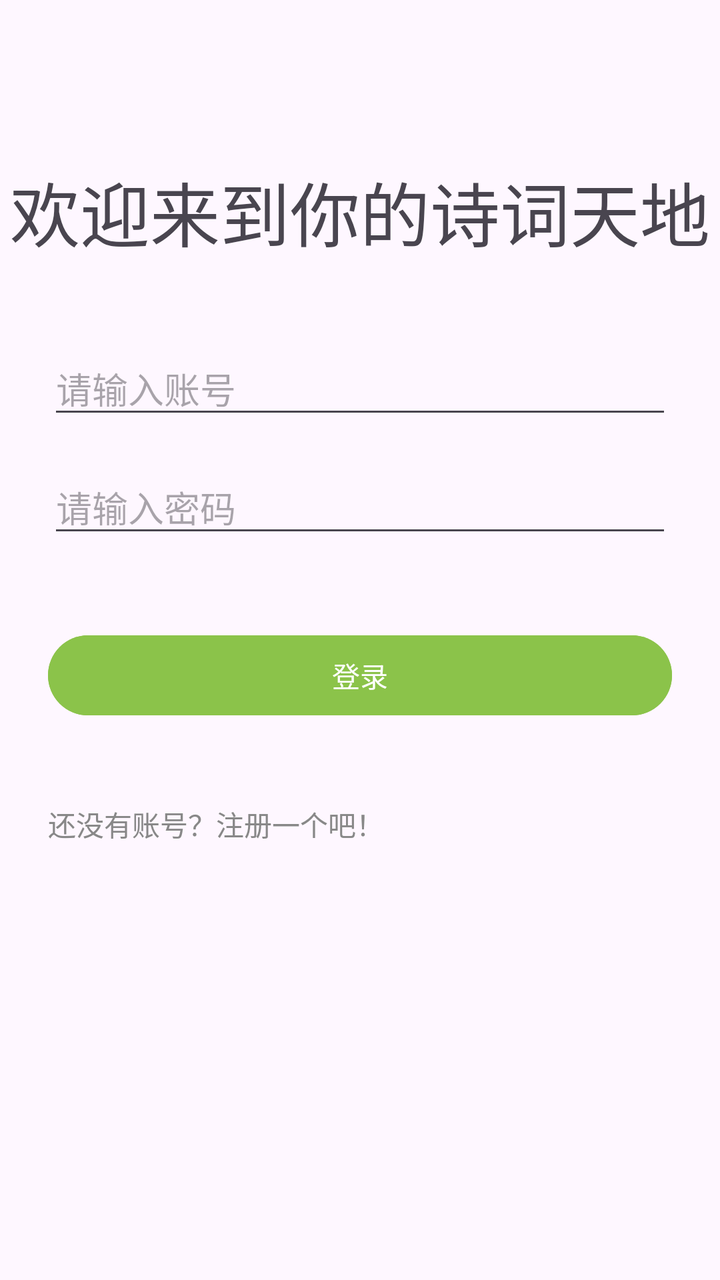
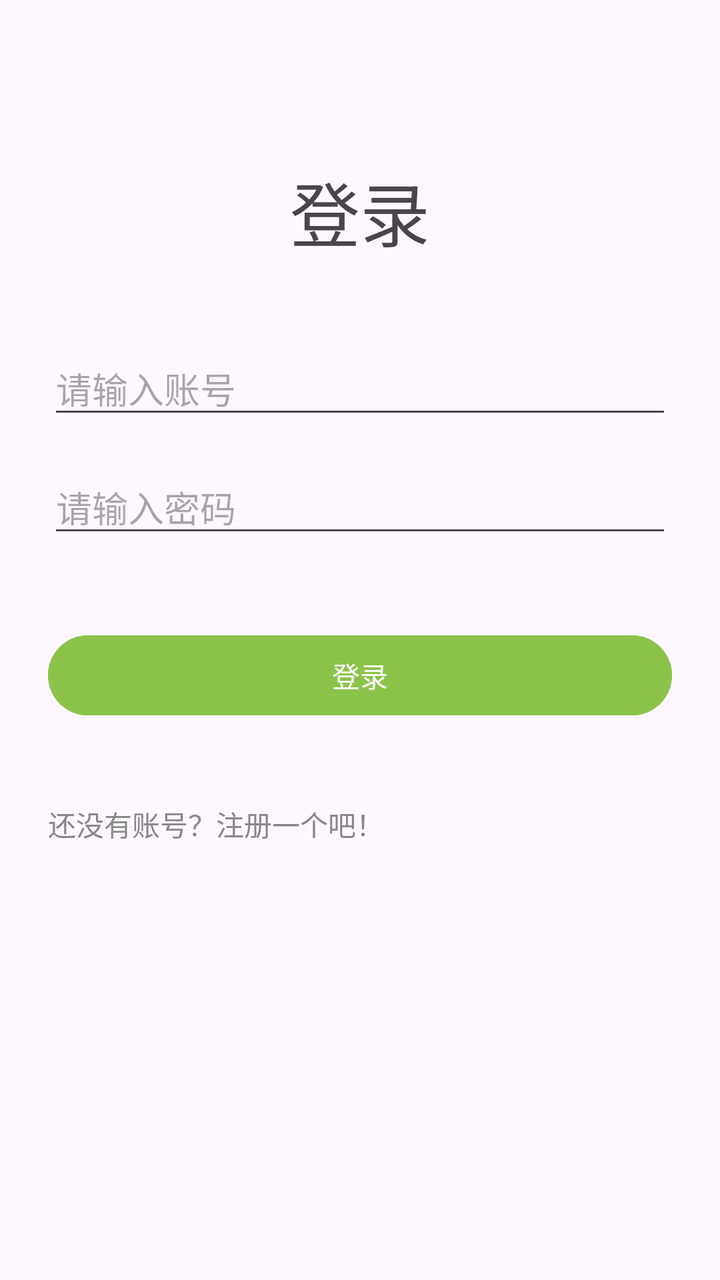

The first picture is an Android layout as it rendered before a commit; the second is the same layout after the commit. The layout source and the unified diff follow.
<!-- AndroidManifest.xml: application theme Theme.PoemApp -->
<!-- res/layout/login.xml -->
<?xml version="1.0" encoding="utf-8"?>
<androidx.constraintlayout.widget.ConstraintLayout xmlns:android="http://schemas.android.com/apk/res/android"
    xmlns:app="http://schemas.android.com/apk/res-auto"
    xmlns:tools="http://schemas.android.com/tools"
    android:id="@+id/main"
    android:layout_width="match_parent"
    android:layout_height="match_parent"
    tools:context=".login.Login">

    <TextView
        android:id="@+id/loginTitle"
        android:layout_width="0dp"
        android:layout_height="wrap_content"
        app:layout_constraintStart_toStartOf="parent"
        app:layout_constraintEnd_toEndOf="parent"
        android:layout_marginTop="80dp"
        android:text="欢迎来到你的诗词天地"
        android:textSize="35sp"
        app:layout_constraintTop_toTopOf="parent"
        android:gravity="center"/>

    <EditText
    android:layout_width="0dp"
    android:layout_height="wrap_content"
    android:id="@+id/etAccount"
    android:hint="请输入账号"
    app:layout_constraintStart_toStartOf="parent"
    app:layout_constraintEnd_toEndOf="parent"
    android:layout_marginStart="24dp"
    android:layout_marginEnd="24dp"
    app:layout_constraintTop_toBottomOf="@id/loginTitle"
    android:layout_marginTop="40dp"/>

    <EditText
        android:layout_width="0dp"
        android:layout_height="wrap_content"
        android:id="@+id/etPassword"
        android:hint="请输入密码"
        android:inputType="textPassword"
        app:layout_constraintStart_toStartOf="parent"
        app:layout_constraintEnd_toEndOf="parent"
        android:layout_marginStart="24dp"
        android:layout_marginEnd="24dp"
        app:layout_constraintTop_toBottomOf="@id/etAccount"
        android:layout_marginTop="16dp"/>

    <Button
        android:id="@+id/btnLogin"
        android:text="登录"
        android:backgroundTint="#8BC34A"
        android:textColor="#FFFFFF"
        android:layout_width="0dp"
        android:layout_height="wrap_content"
        app:layout_constraintStart_toStartOf="parent"
        app:layout_constraintEnd_toEndOf="parent"
        android:layout_marginStart="24dp"
        android:layout_marginEnd="24dp"
        app:layout_constraintTop_toBottomOf="@id/etPassword"
        android:layout_marginTop="40dp" />

    <TextView
        android:layout_width="0dp"
        android:layout_height="wrap_content"
        android:id="@+id/toGoToRegister"
        android:text="还没有账号？注册一个吧！"
        android:textSize="14sp"
        android:textColor="#888888"
        app:layout_constraintStart_toStartOf="parent"
        app:layout_constraintEnd_toEndOf="parent"
        android:layout_marginStart="24dp"
        android:layout_marginEnd="24dp"
        app:layout_constraintTop_toBottomOf="@id/btnLogin"
        android:layout_marginTop="40dp"/>


</androidx.constraintlayout.widget.ConstraintLayout>
<!-- resources referenced by this layout -->
<resources>
  <style name="Theme.PoemApp" parent="Base.Theme.PoemApp" />
  <style name="Base.Theme.PoemApp" parent="Theme.Material3.DayNight.NoActionBar">
          
          
      </style>
</resources>

<!-- the commit's change to res/layout/login.xml (unified diff, before → after) -->
@@ -14,7 +14,7 @@
         app:layout_constraintStart_toStartOf="parent"
         app:layout_constraintEnd_toEndOf="parent"
         android:layout_marginTop="80dp"
-        android:text="欢迎来到你的诗词天地"
+        android:text="登录"
         android:textSize="35sp"
         app:layout_constraintTop_toTopOf="parent"
         android:gravity="center"/>
